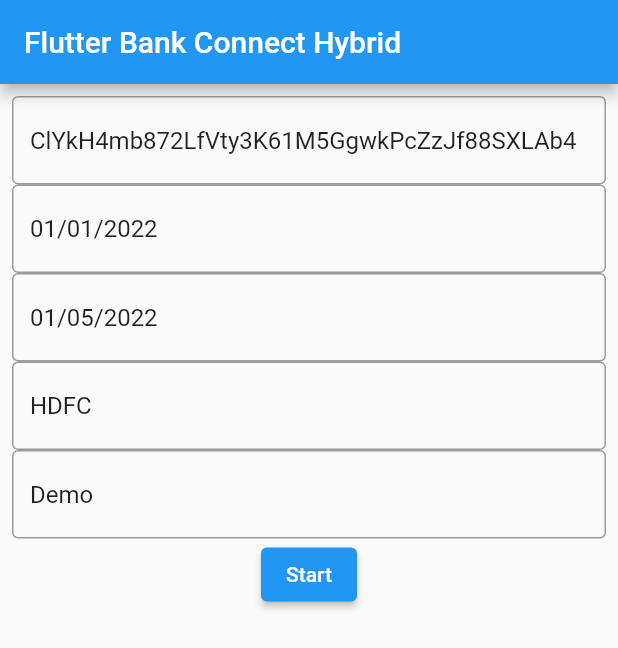
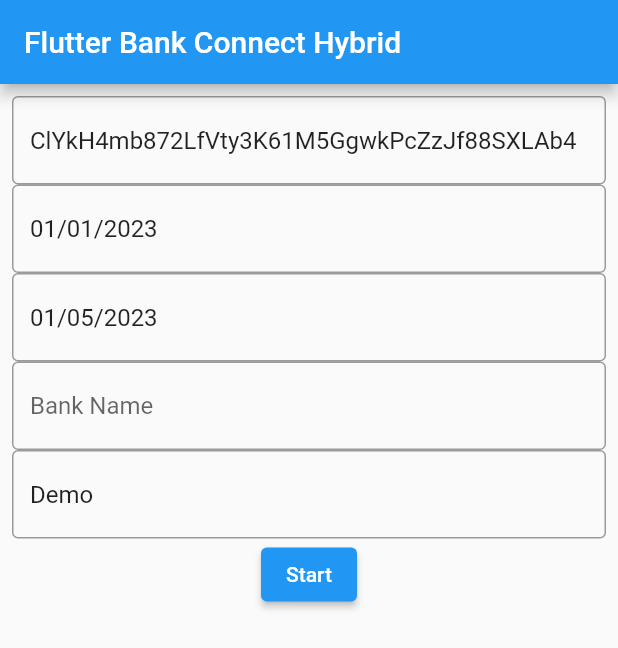
Before and after one commit to finbox-in/bank-connect-sample-flutter, a Flutter app: the screen it shows after launch, on a phone screen of 412 x 824 dp. Shown: the top 648 px of the screen. Run offline on Flutter 3.47's test engine with Material 2 defaults, Android fonts, the phone set to English and light mode, and no system bars; missing offline and left inert: finbox_bc_plugin.

Commit message:
Update start, end times and bank name

```diff
--- a/lib/main.dart
+++ b/lib/main.dart
@@ -16,10 +16,10 @@ void main() {
 TextEditingController apiKeyController =
     TextEditingController(text: "ClYkH4mb872LfVty3K61M5GgwkPcZzJf88SXLAb4");
 TextEditingController fromDateController =
-    TextEditingController(text: "01/01/2022");
+    TextEditingController(text: "01/01/2023");
 TextEditingController toDateController =
-    TextEditingController(text: "01/05/2022");
-TextEditingController bankController = new TextEditingController(text: "HDFC");
+    TextEditingController(text: "01/05/2023");
+TextEditingController bankController = new TextEditingController(text: "");
 TextEditingController resultController = new TextEditingController(text: "Demo");
 
 class MyApp extends StatelessWidget {
```
